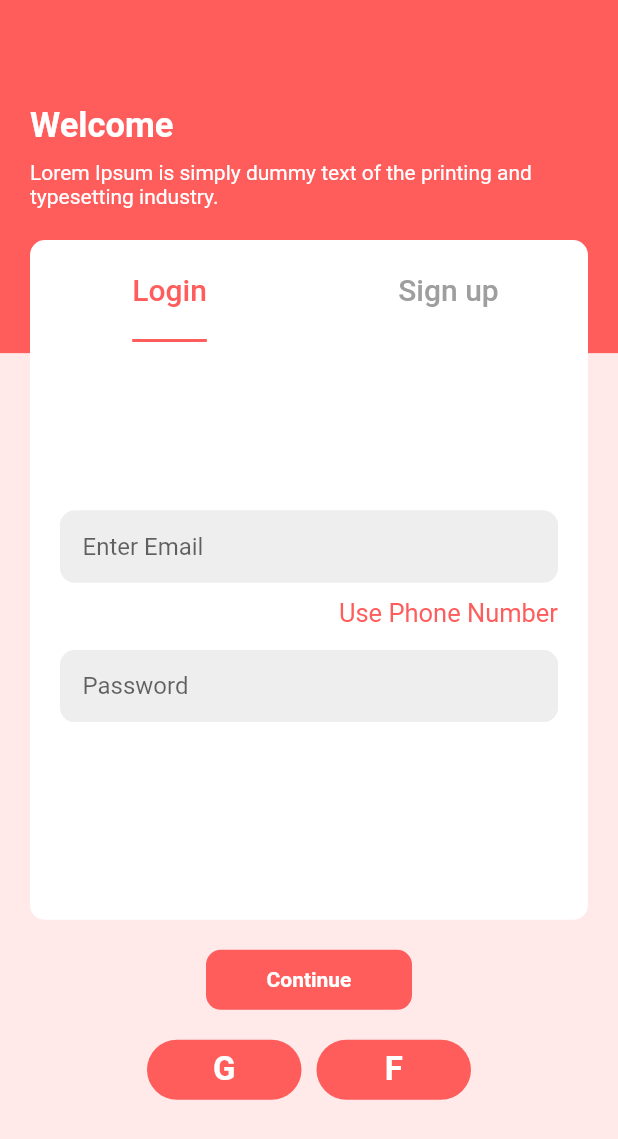
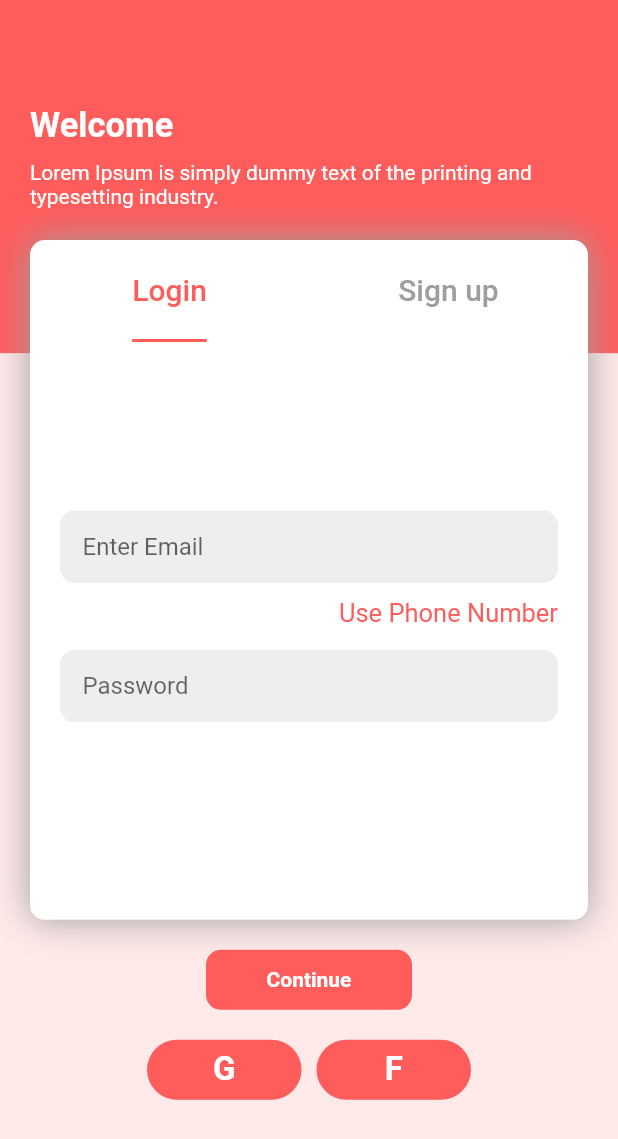
Before and after one commit to rushit5560/Food_Delivery_Project_New, a Flutter app: the screen it shows after launch, on a phone screen of 412 x 824 dp. Shown: the top 1139 px of the screen. Run offline on Flutter 3.47's test engine with Material 2 defaults, Android fonts, the phone set to English and light mode, and no system bars; our stand-ins replace carousel_slider, flutter_rating_bar, get, google_maps_flutter, google_sign_in, image_picker and 3 more.

Commit message:
Update auth_screen_widgets.dart

```diff
--- a/food_delivery/lib/screens/auth_screen/auth_screen_widgets.dart
+++ b/food_delivery/lib/screens/auth_screen/auth_screen_widgets.dart
@@ -71,6 +71,12 @@ class TabView extends StatelessWidget {
       decoration: BoxDecoration(
         color: Colors.white,
         borderRadius: BorderRadius.circular(10),
+        boxShadow: [
+          new BoxShadow(
+            color: Colors.grey,
+            blurRadius: 20.0,
+          ),
+        ],
       ),
       child: Column(
         children: [
```
